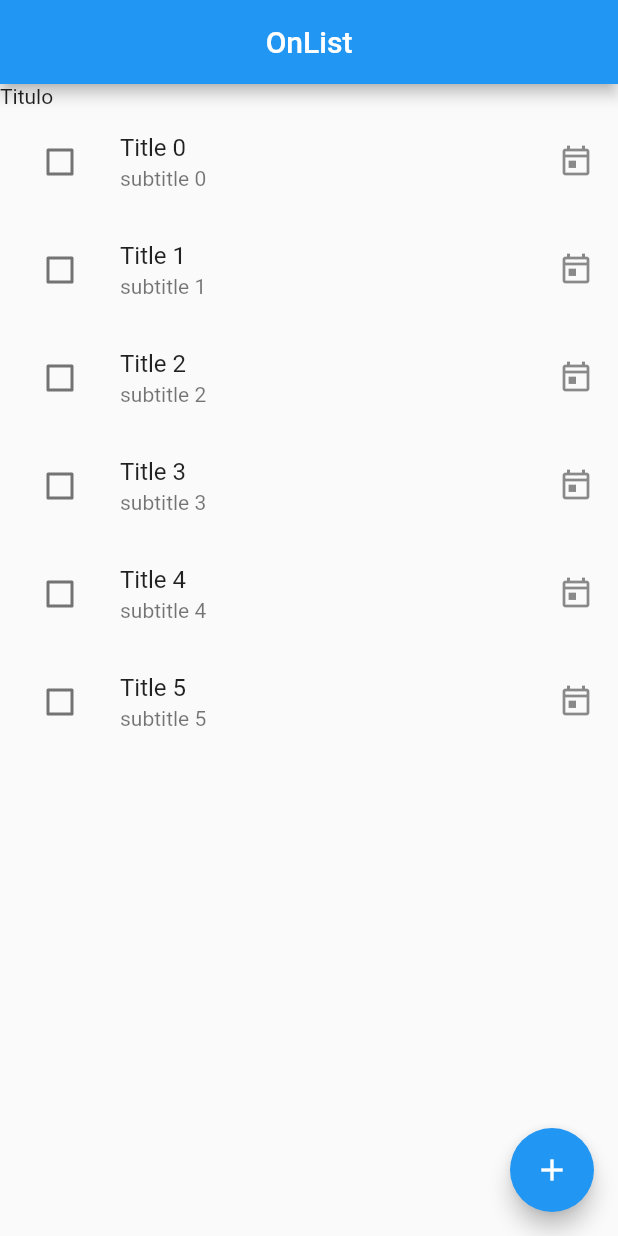
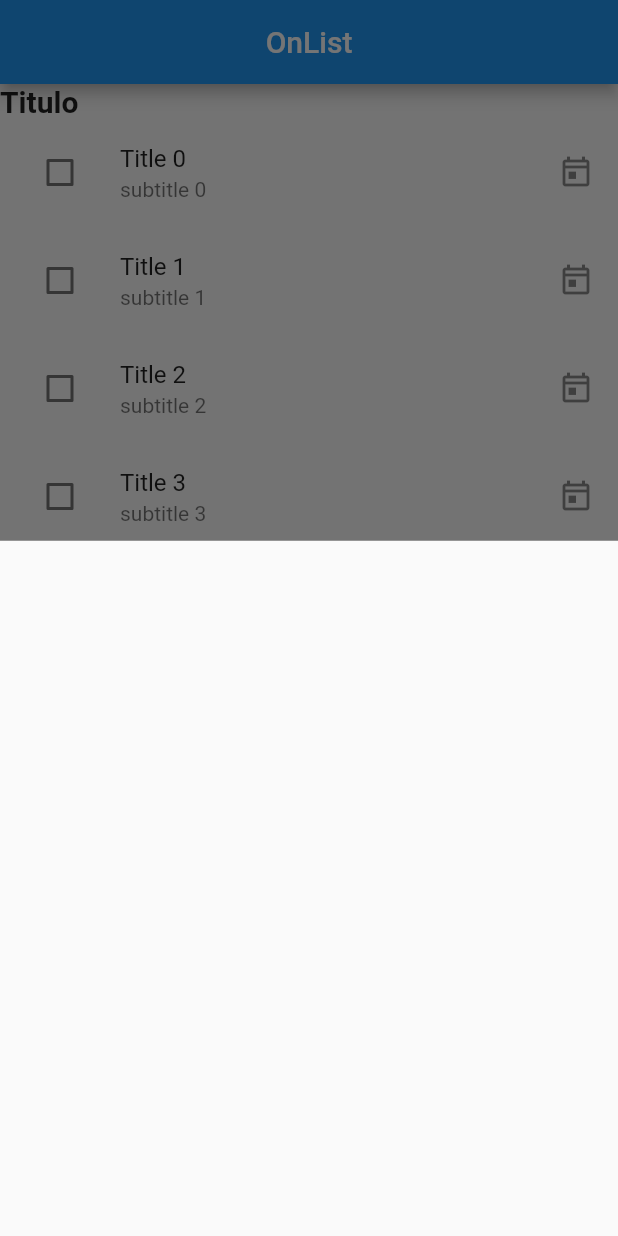
Before and after one commit to CristovoXDGM/accessible_ui_app, a Flutter app: the screen it shows after launch, after a tap on the "add" icon, on a phone screen of 412 x 824 dp. Run offline on Flutter 3.47's test engine with Material 2 defaults, Android fonts, the phone set to English and light mode, and no system bars; our stand-ins replace google_fonts.

```diff
--- a/lib/app/module/pages/home_page.dart
+++ b/lib/app/module/todo_list/pages/home_page.dart
@@ -1,4 +1,5 @@
 import 'package:flutter/material.dart';
+import 'package:google_fonts/google_fonts.dart';
 
 class HomePage extends StatelessWidget {
   const HomePage({super.key});
@@ -18,7 +19,12 @@ class HomePage extends StatelessWidget {
 
     return Scaffold(
       floatingActionButton: FloatingActionButton(
-        onPressed: () {},
+        onPressed: () {
+          showModalBottomSheet(
+            context: context,
+            builder: (context) => Container(),
+          );
+        },
         child: const Icon(Icons.add),
       ),
       appBar: AppBar(
@@ -31,7 +37,13 @@ class HomePage extends StatelessWidget {
           crossAxisAlignment: CrossAxisAlignment.start,
           mainAxisSize: MainAxisSize.max,
           children: [
-            const Text("Titulo"),
+            Text(
+              "Titulo",
+              style: GoogleFonts.roboto(
+                fontWeight: FontWeight.bold,
+                fontSize: 20,
+              ),
+            ),
             Flexible(
               child: ListView.builder(
                   itemCount: contentList.value.length,
--- a/lib/main.dart
+++ b/lib/main.dart
@@ -1,4 +1,4 @@
-import 'package:accessible_ui_app/app/module/pages/home_page.dart';
+import 'package:accessible_ui_app/app/module/todo_list/pages/home_page.dart';
 import 'package:flutter/material.dart';
 
 void main() {
```
Also changed, not shown: lib/app/ui/theme/todo_app_color_scheme.dart (added, +35 -0 lines), lib/app/ui/theme/todo_app_theme.dart (added, +18 -0 lines).
